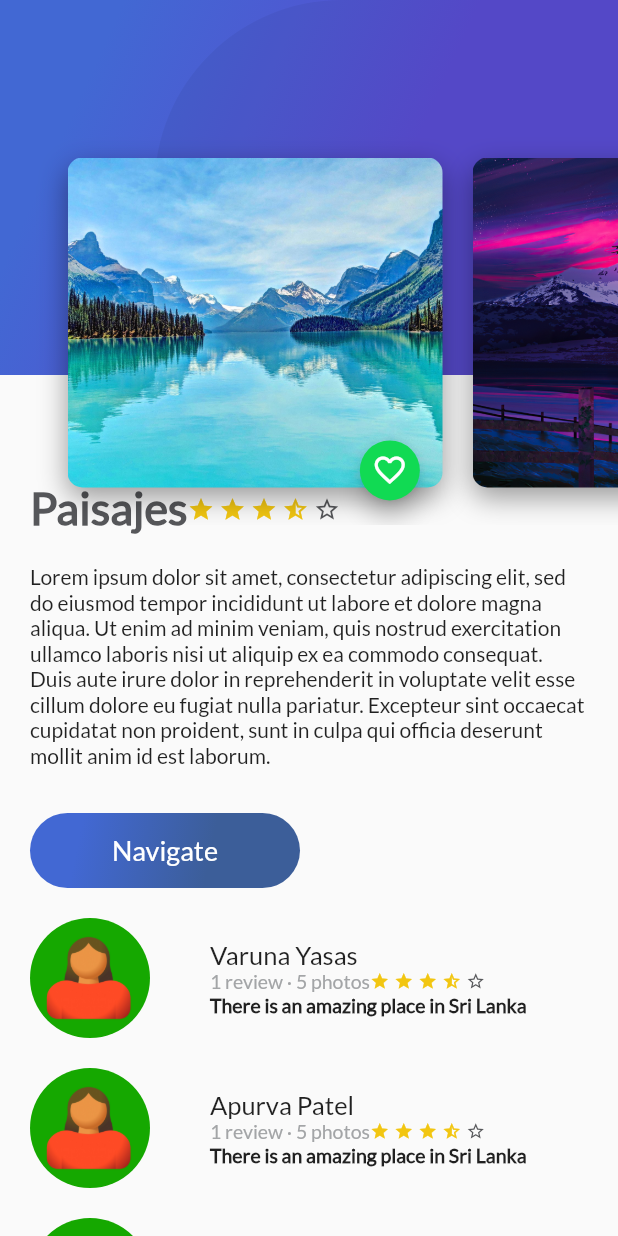
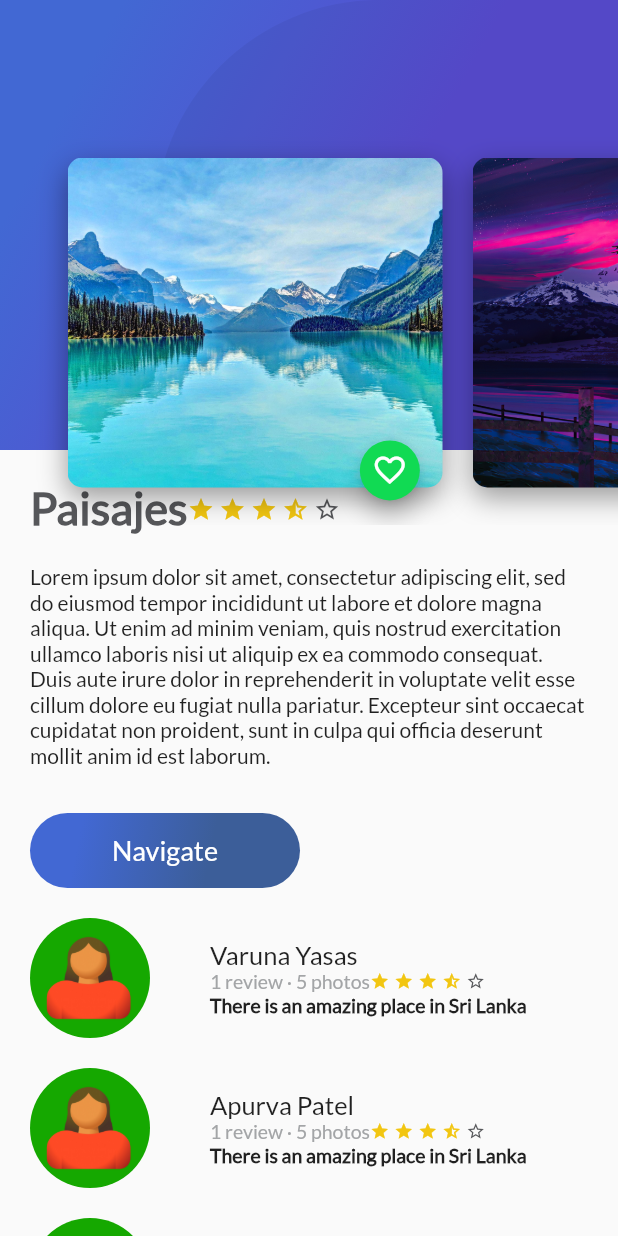
Before and after one commit to My-courses-complete/Flutter-course, a Flutter app: the HomeTrips screen opened directly, on a phone screen of 412 x 824 dp. Run offline on Flutter 3.47's test engine with Material 2 defaults, Android fonts, the phone set to English and light mode, and no system bars; our stand-ins replace cloud_firestore, firebase_auth, firebase_core, firebase_storage, google_sign_in; missing offline and left inert: generic_bloc_provider; accounts and stored records are empty.

```diff
--- a/lib/Place/ui/screens/header_appbar.dart
+++ b/lib/Place/ui/screens/header_appbar.dart
@@ -9,7 +9,7 @@ class HeaderAppBar extends StatelessWidget {
   Widget build(BuildContext context) {
     return Stack(
       children: <Widget>[
-        GradientBack(height: 250.0, title: "Bienvenido",),
+        GradientBack(height: 300.0, title: "Bienvenido",),
         CardImageList(),
       ],
     );
```
Also changed, not shown: lib/User/ui/screens/sig_in_screen.dart (+9 -2 lines).
